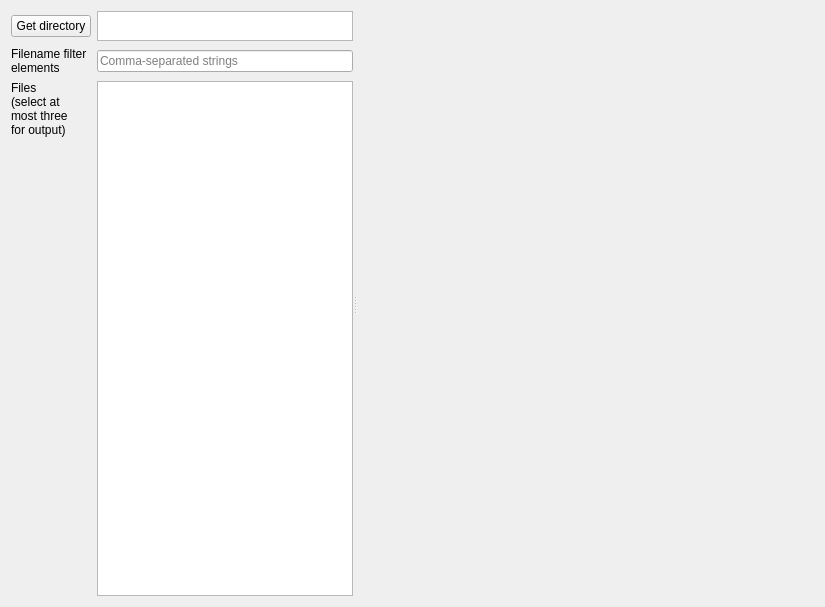
Above: assets/tabmultifile.ui from AU-ExoMars/PCOT before the change. Below: the same form after it.
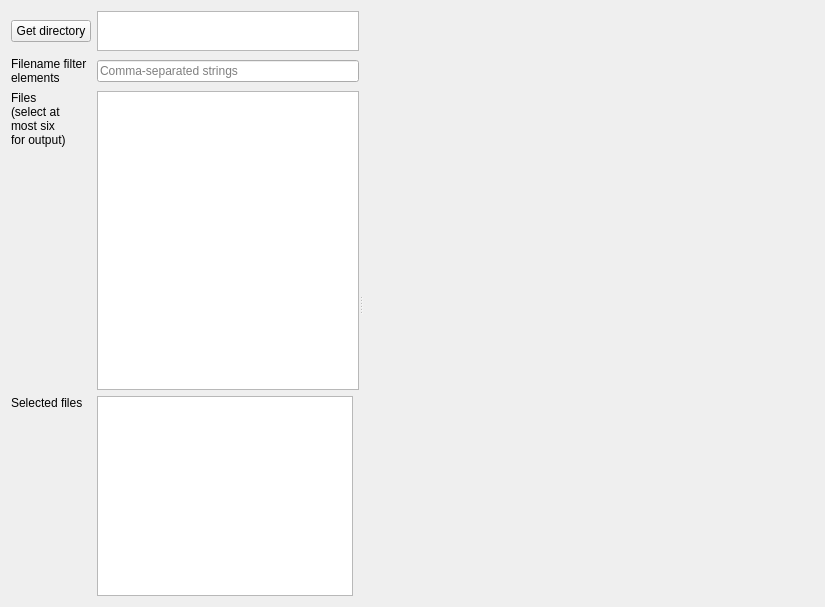
That is the form after the change. Custom widgets are drawn as their Qt base class.

```diff
--- a/assets/tabmultifile.ui
+++ b/assets/tabmultifile.ui
@@ -26,7 +26,7 @@
          <property name="text">
           <string>Files
 (select at
-most three
+most six
 for output)</string>
          </property>
          <property name="alignment">
@@ -74,7 +74,7 @@
          <property name="maximumSize">
           <size>
            <width>16777215</width>
-           <height>30</height>
+           <height>40</height>
           </size>
          </property>
          <property name="readOnly">
@@ -82,6 +82,26 @@
          </property>
         </widget>
        </item>
+       <item row="3" column="0">
+        <widget class="QLabel" name="label_3">
+         <property name="text">
+          <string>Selected files</string>
+         </property>
+         <property name="alignment">
+          <set>Qt::AlignLeading|Qt::AlignLeft|Qt::AlignTop</set>
+         </property>
+        </widget>
+       </item>
+       <item row="3" column="1">
+        <widget class="QPlainTextEdit" name="outputFiles">
+         <property name="maximumSize">
+          <size>
+           <width>16777215</width>
+           <height>200</height>
+          </size>
+         </property>
+        </widget>
+       </item>
       </layout>
      </widget>
      <widget class="Canvas" name="canvas" native="true">
```
